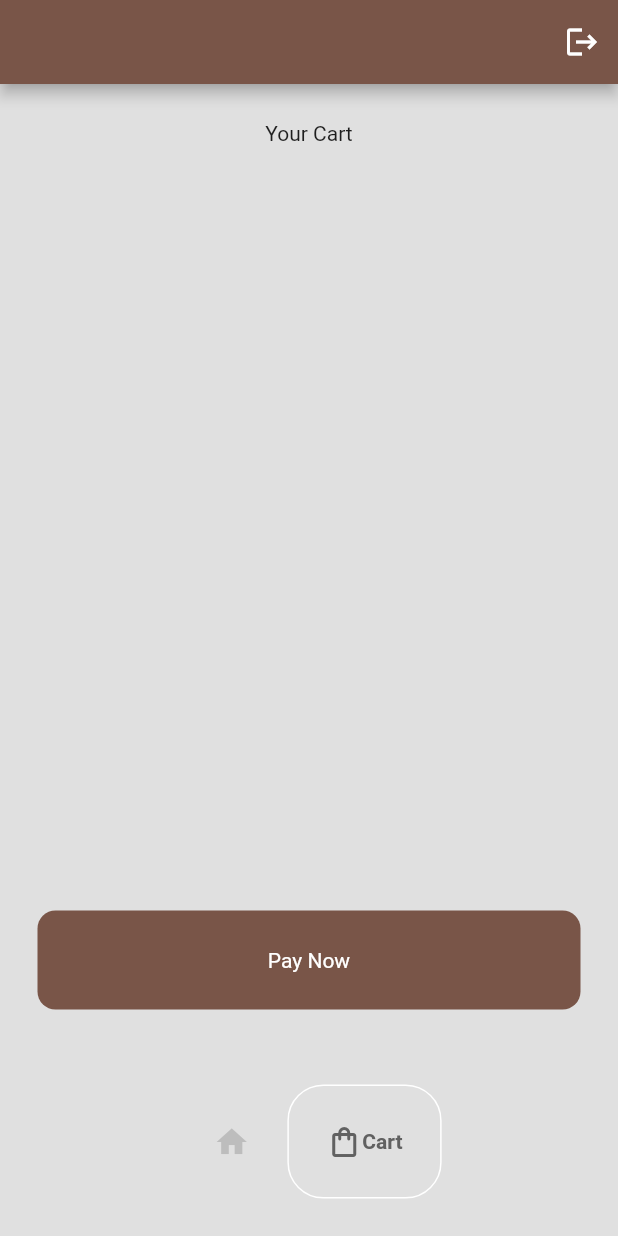
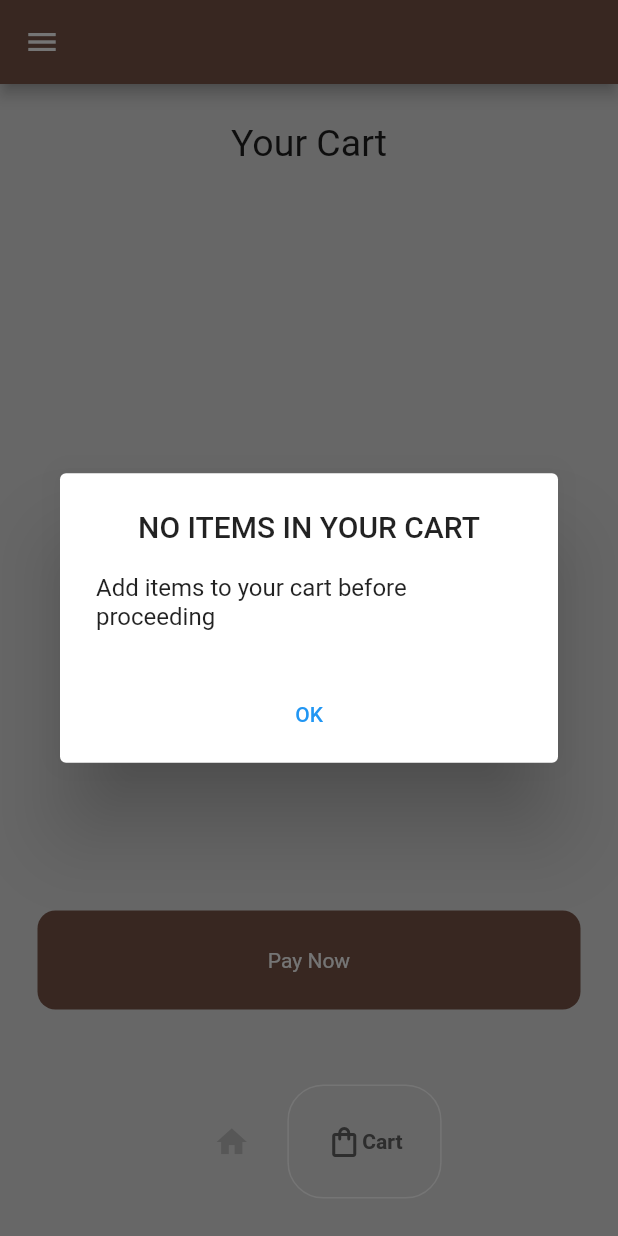
Before and after one commit to MarcosPrintes001/CoffeeHouse, a Flutter app: the screen it shows once a user with an empty profile is signed in, item 2 of the bottom bar chosen, after a tap on "Pay Now", on a phone screen of 412 x 824 dp. Run offline on Flutter 3.47's test engine with Material 2 defaults, Android fonts, the light colour scheme and no system bars; drawn by our look-alikes of google_nav_bar; our stand-ins replace firebase_auth, firebase_core; accounts and stored records are empty; network calls fail; Roboto replaces fonts that are missing (familyName).

Commit message:
fake message purchase some adjust

```diff
--- a/lib/components/coffee_tile.dart
+++ b/lib/components/coffee_tile.dart
@@ -1,3 +1,5 @@
+// ignore_for_file: must_be_immutable
+
 import 'package:coffee_house/models/coffee.dart';
 import 'package:flutter/material.dart';
 
--- a/lib/models/coffee_shop.dart
+++ b/lib/models/coffee_shop.dart
@@ -34,7 +34,7 @@ class CoffeeShop extends ChangeNotifier {
   ];
 
   //user cart
-  List<Coffee> _userCart = [];
+  final List<Coffee> _userCart = [];
 
   //get coffee list
   List<Coffee> get coffeeShop => _shop;
@@ -53,4 +53,18 @@ class CoffeeShop extends ChangeNotifier {
     _userCart.remove(coffee);
     notifyListeners();
   }
+
+  // Clear cart
+  void clearCart() {
+    _userCart.clear();
+    notifyListeners();
+  }
+
+  //verify if te cart are empty
+  cartEmpty() {
+    if (_userCart.isEmpty) {
+      return true;
+    }
+    return false;
+  }
 }
--- a/lib/pages/cart.dart
+++ b/lib/pages/cart.dart
@@ -17,12 +17,71 @@ class _CartPageState extends State<CartPage> {
   }
 
   //pay buttom pressed
-  void payNow() {
+  payNow() {
+    bool cart = Provider.of<CoffeeShop>(context, listen: false).cartEmpty();
+    if (cart) {
+      //não tem itens no carrinho
+      return showDialog<String>(
+        context: context,
+        builder: (BuildContext context) => AlertDialog(
+          actionsAlignment: MainAxisAlignment.center,
+          title: const Text(
+            'NO ITEMS IN YOUR CART',
+            textAlign: TextAlign.center,
+          ),
+          content: const Text("Add items to your cart before proceeding"),
+          actions: <Widget>[
+            TextButton(
+              onPressed: () => Navigator.pop(context, 'OK'),
+              child: const Text('OK'),
+            ),
+          ],
+        ),
+      );
+    } else {
+      //Há itens no carrinho
+      showDialog<String>(
+        context: context,
+        builder: (BuildContext context) => AlertDialog(
+          actionsAlignment: MainAxisAlignment.center,
+          title: Row(
+            children: const [
+              Image(
+                image: ResizeImage(
+                  AssetImage(
+                    ('assets/coffees/coffee-shop.png'),
+                  ),
+                  height: 30,
+                  width: 30,
+                ),
+              ),
+              SizedBox(
+                width: 10,
+              ),
+              Text('Successfully'),
+            ],
+          ),
+          content: const Text(
+            'Your purchase was successful thank you for your preference',
+          ),
+          actions: <Widget>[
+            TextButton(
+              onPressed: () {
+                Navigator.pop(context, 'OK');
+              },
+              child: const Text('OK'),
+            ),
+          ],
+        ),
+      );
+      Provider.of<CoffeeShop>(context, listen: false).clearCart();
+    }
+
     /*
 
-        USAR PROVIDER DE PAGAMENTO
+      USAR PROVIDER DE PAGAMENTO
 
-     */
+    */
   }
 
   @override
@@ -34,7 +93,13 @@ class _CartPageState extends State<CartPage> {
           child: Column(
             children: [
               //heading
-              const Text("Your Cart"),
+              const Text(
+                "Your Cart",
+                style: TextStyle(
+                  fontSize: 25,
+                  fontFamily: AutofillHints.familyName,
+                ),
+              ),
 
               //lis of coffees
               Expanded(
--- a/lib/pages/forgotPassword.dart
+++ b/lib/pages/forgotPassword.dart
@@ -29,8 +29,7 @@ class _ForgotPasswordPageState extends State<ForgotPasswordPage> {
         context: context,
         builder: (context) {
           return const AlertDialog(
-            title: Text(
-                "Um e-mail foi enviado, verifique sua caixa de entrada ou spam"),
+            title: Text("A email was sended to you, verify your inbox or spam"),
           );
         },
       );
--- a/lib/pages/home.dart
+++ b/lib/pages/home.dart
@@ -25,9 +25,9 @@ class _HomePageState extends State<HomePage> {
 
   final List<Widget> _pages = [
     //shop page
-    ShopPage(),
+    const ShopPage(),
     //car page
-    CartPage(),
+    const CartPage(),
   ];
 
   void signUserOut() {
@@ -37,15 +37,37 @@ class _HomePageState extends State<HomePage> {
   @override
   Widget build(BuildContext context) {
     return Scaffold(
+      drawer: Drawer(
+        child: Column(
+          children: <Widget>[
+            UserAccountsDrawerHeader(
+              decoration: const BoxDecoration(color: Colors.brown),
+              currentAccountPicture: const Image(
+                image: AssetImage(
+                  ('assets/coffees/coffee-shop.png'),
+                ),
+              ),
+              accountName: const Text('Wellcome'),
+              accountEmail: Text(user.email!.toString()),
+            ),
+            Expanded(
+              child: Container(),
+            ),
+            ListTile(
+              title: Container(
+                padding: const EdgeInsets.all(15),
+                color: Colors.grey[600],
+                child: const Icon(Icons.logout),
+              ),
+              onTap: signUserOut,
+            ),
+          ],
+        ),
+      ),
+
       backgroundColor: backGroundColor,
       appBar: AppBar(
         backgroundColor: Colors.brown,
-        actions: [
-          IconButton(
-            onPressed: signUserOut,
-            icon: const Icon(Icons.logout),
-          ),
-        ],
       ),
       bottomNavigationBar: MyBottomNavBar(
         onTabChange: (index) => navigateBottomBar(index),
--- a/lib/pages/login_page.dart
+++ b/lib/pages/login_page.dart
@@ -51,7 +51,7 @@ class _LoginPageState extends State<LoginPage> {
       Navigator.pop(context);
       //wrong email or password
       if (e.code == "INVALID_LOGIN_CREDENTIALS") {
-        errorMessage("Email ou Senha Incorretos, revise e tente novamente");
+        errorMessage("Email or password wrong, review and try again");
       } else {
         errorMessage("ERROR: ${e.code}");
       }
--- a/lib/pages/register.dart
+++ b/lib/pages/register.dart
@@ -4,7 +4,6 @@ import 'package:firebase_auth/firebase_auth.dart';
 import 'package:flutter/material.dart';
 import 'package:coffee_house/components/my_button.dart';
 import 'package:coffee_house/components/my_textfield.dart';
-import 'package:coffee_house/components/square_tile.dart';
 
 class RegisterPage extends StatefulWidget {
   final Function()? onTap;
@@ -54,11 +53,13 @@ class _RegisterPageState extends State<RegisterPage> {
 
       //invalid  email
       if (e.code == "invalid-email") {
-        showErrorMessage("Email invalido, revise e tente novamente");
+        showErrorMessage("invalid email, review and try again");
       }
       //email already in use
       else if (e.code == "email-already-in-use") {
         showErrorMessage("email already in use");
+      } else {
+        showErrorMessage(e.code.toString());
       }
     }
   }
```
